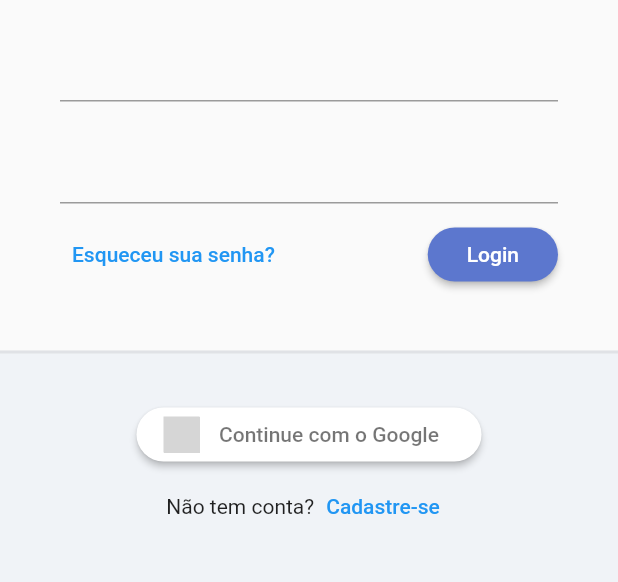
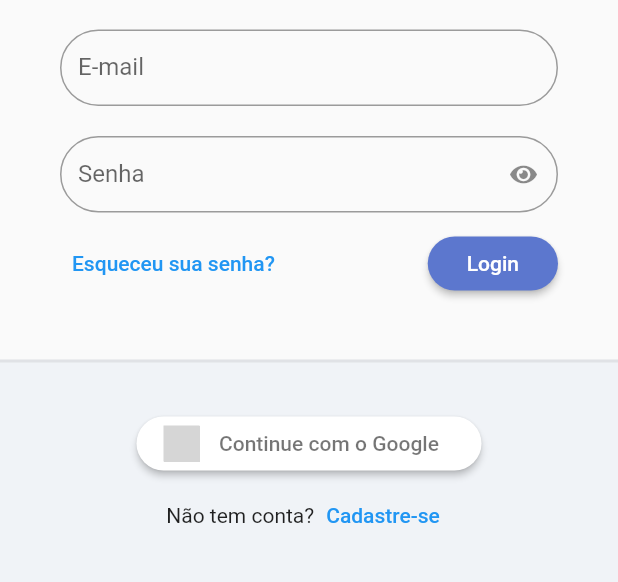
Before and after one commit to aspiregeovani/TodoList, a Flutter app: the screen it shows after launch, on a phone screen of 412 x 824 dp, the part 395-977 px from its top. Run offline on Flutter 3.47's test engine with Material 2 defaults, Android fonts, the phone set to English and light mode, and no system bars; our stand-ins replace flutter_signin_button, google_fonts, sqflite, sqflite_common, synchronized; accounts and stored records are empty; Roboto replaces fonts that are missing (Mandali); grey boxes are pictures that could not be loaded.

Commit message:
Customizando o TextFormField

```diff
--- /dev/null
+++ b/lib/app/core/ui/todo_list_icons.dart
@@ -0,0 +1,30 @@
+/// Flutter icons TodoListIcons
+/// Copyright (C) 2023 by original authors @ fluttericon.com, fontello.com
+/// This font was generated by FlutterIcon.com, which is derived from Fontello.
+///
+/// To use this font, place it in your fonts/ directory and include the
+/// following in your pubspec.yaml
+///
+/// flutter:
+///   fonts:
+///    - family:  TodoListIcons
+///      fonts:
+///       - asset: fonts/TodoListIcons.ttf
+///
+///
+/// * Font Awesome 5, Copyright (C) 2016 by Dave Gandy
+///         Author:    Dave Gandy
+///         License:   SIL (https://github.com/FortAwesome/Font-Awesome/blob/master/LICENSE.txt)
+///         Homepage:  http://fortawesome.github.com/Font-Awesome/
+///
+import 'package:flutter/widgets.dart';
+
+class TodoListIcons {
+  TodoListIcons._();
+
+  static const _kFontFam = 'TodoListIcons';
+  static const String? _kFontPkg = null;
+
+  static const IconData eye = IconData(0xf06e, fontFamily: _kFontFam, fontPackage: _kFontPkg);
+  static const IconData eye_slash = IconData(0xf070, fontFamily: _kFontFam, fontPackage: _kFontPkg);
+}
--- /dev/null
+++ b/lib/app/core/widget/todo_list_field.dart
@@ -0,0 +1,61 @@
+import 'package:flutter/material.dart';
+import 'package:todo_list_provider/app/core/ui/todo_list_icons.dart';
+
+class TodoListField extends StatelessWidget {
+  TodoListField({
+    Key? key,
+    required this.label,
+    this.suffixIconButton,
+    this.obscureText = false,
+    this.controller,
+    this.validator,
+  })  : assert(obscureText == true ? suffixIconButton == null : true,
+            'obscureText não pode ser enviado em conjunto com suffixIconButton'),
+        obscureTextVN = ValueNotifier(obscureText),
+        super(key: key);
+
+  final String label;
+  final IconButton? suffixIconButton;
+  final bool obscureText;
+  final ValueNotifier<bool> obscureTextVN;
+  final TextEditingController? controller;
+  final FormFieldValidator<String>? validator;
+
+  @override
+  Widget build(BuildContext context) {
+    return ValueListenableBuilder<bool>(
+      valueListenable: obscureTextVN,
+      builder: (_, obscureTextValue, child) {
+        return TextFormField(
+          validator: validator,
+          controller: controller,
+          decoration: InputDecoration(
+            labelText: label,
+            border: OutlineInputBorder(
+              borderRadius: BorderRadius.circular(30),
+            ),
+            errorBorder: OutlineInputBorder(
+              borderRadius: BorderRadius.circular(30),
+              borderSide: BorderSide(color: Colors.red),
+            ),
+            isDense: true,
+            suffixIcon: this.suffixIconButton ??
+                (obscureText == true
+                    ? IconButton(
+                        onPressed: () =>
+                            obscureTextVN.value = !obscureTextValue,
+                        icon: Icon(
+                          !obscureTextValue
+                              ? TodoListIcons.eye_slash
+                              : TodoListIcons.eye,
+                          size: 16,
+                        ),
+                      )
+                    : null),
+          ),
+          obscureText: obscureTextValue,
+        );
+      },
+    );
+  }
+}
--- a/lib/app/modules/auth/login/login_page.dart
+++ b/lib/app/modules/auth/login/login_page.dart
@@ -1,6 +1,7 @@
 import 'package:flutter/material.dart';
 import 'package:flutter_signin_button/button_list.dart';
 import 'package:flutter_signin_button/button_view.dart';
+import 'package:todo_list_provider/app/core/widget/todo_list_field.dart';
 import 'package:todo_list_provider/app/core/widget/todo_list_logo.dart';
 
 class LoginPage extends StatelessWidget {
@@ -32,9 +33,12 @@ class LoginPage extends StatelessWidget {
                       child: Form(
                           child: Column(
                         children: [
-                          TextFormField(),
+                          TodoListField(label: 'E-mail'),
                           SizedBox(height: 20),
-                          TextFormField(),
+                          TodoListField(
+                            label: 'Senha',
+                            obscureText: true,
+                          ),
                           SizedBox(height: 10),
                           Row(
                             mainAxisAlignment: MainAxisAlignment.spaceBetween,
```
Also changed, not shown: pubspec.yaml (+4 -4 lines), assets/fonts/TodoListIcons.ttf (added).
